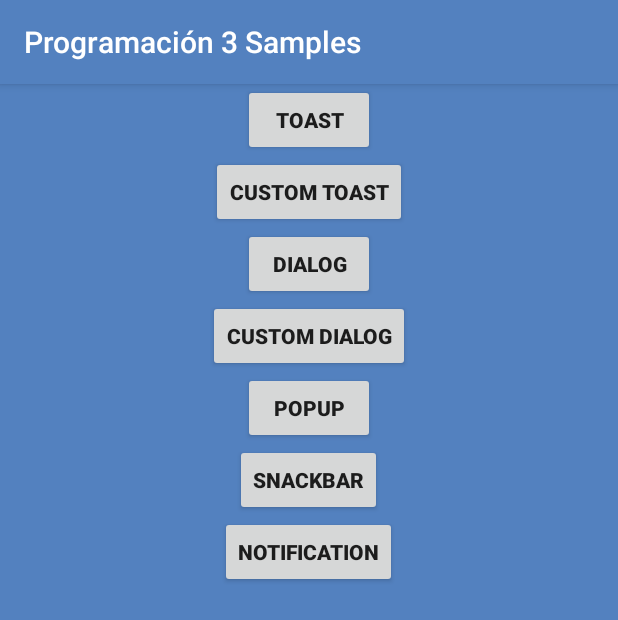
After one commit to adrorodri/programacion3, an Android app: the NotificationsActivity screen opened directly, with no data from a screen before it, on a phone screen of 412 x 824 dp. The commit adds this screen. Shown: the top 620 px of the screen. Run offline under Robolectric (Android 15) with nearby library versions, the phone set to English and light mode, and no system bars.

Commit message:
Notifications Screen added

```diff
--- a/app/build.gradle
+++ b/app/build.gradle
@@ -26,6 +26,8 @@ dependencies {
     androidTestImplementation 'com.android.support.test:runner:1.0.1'
     androidTestImplementation 'com.android.support.test.espresso:espresso-core:3.0.1'
 
-    // RecyclerView
+    // RecyclerView from Support Library
     compile 'com.android.support:recyclerview-v7:27.1.0'
+    // Snackbar and other components from Support Library
+    compile 'com.android.support:design:27.1.0'
 }
--- a/app/src/main/AndroidManifest.xml
+++ b/app/src/main/AndroidManifest.xml
@@ -34,6 +34,7 @@
         <activity android:name=".LoginActivity" />
         <activity android:name=".ListActivity"></activity>
         <activity android:name=".RecyclerActivity" />
+        <activity android:name=".NotificationsActivity" />
     </application>
 
 </manifest>
--- a/app/src/main/java/com/programacion3/myapplication/MainActivity.java
+++ b/app/src/main/java/com/programacion3/myapplication/MainActivity.java
@@ -100,6 +100,10 @@ public class MainActivity extends AppCompatActivity {
                 intent = new Intent(this, RecyclerActivity.class);
                 break;
             }
+            case R.id.buttonMainNotifications: {
+                intent = new Intent(this, NotificationsActivity.class);
+                break;
+            }
             case R.id.buttonMainPopupMenu: {
                 PopupMenu popupMenu = new PopupMenu(this, view);
                 popupMenu.inflate(R.menu.main_menu);
--- /dev/null
+++ b/app/src/main/res/layout/activity_notifications.xml
@@ -0,0 +1,79 @@
+<?xml version="1.0" encoding="utf-8"?>
+
+<ScrollView xmlns:android="http://schemas.android.com/apk/res/android"
+    android:layout_width="match_parent"
+    android:layout_height="match_parent"
+    android:background="@color/colorPrimary"
+    android:id="@+id/parentView">
+
+    <LinearLayout
+        android:layout_width="match_parent"
+        android:layout_height="match_parent"
+        android:orientation="vertical">
+
+        <Button
+            android:id="@+id/buttonToast"
+            android:layout_width="wrap_content"
+            android:layout_height="wrap_content"
+            android:layout_gravity="center_horizontal"
+            android:onClick="buttonClick"
+            android:text="Toast"
+            android:textStyle="bold" />
+
+        <Button
+            android:id="@+id/buttonCustomToast"
+            android:layout_width="wrap_content"
+            android:layout_height="wrap_content"
+            android:layout_gravity="center_horizontal"
+            android:onClick="buttonClick"
+            android:text="Custom Toast"
+            android:textStyle="bold" />
+
+        <Button
+            android:id="@+id/buttonDialog"
+            android:layout_width="wrap_content"
+            android:layout_height="wrap_content"
+            android:layout_gravity="center_horizontal"
+            android:onClick="buttonClick"
+            android:text="Dialog"
+            android:textStyle="bold" />
+
+        <Button
+            android:id="@+id/buttonCustomDialog"
+            android:layout_width="wrap_content"
+            android:layout_height="wrap_content"
+            android:layout_gravity="center_horizontal"
+            android:onClick="buttonClick"
+            android:text="Custom Dialog"
+            android:textStyle="bold" />
+
+        <Button
+            android:id="@+id/buttonPopup"
+            android:layout_width="wrap_content"
+            android:layout_height="wrap_content"
+            android:layout_gravity="center_horizontal"
+            android:onClick="buttonClick"
+            android:text="Popup"
+            android:textStyle="bold" />
+
+        <Button
+            android:id="@+id/buttonSnackbar"
+            android:layout_width="wrap_content"
+            android:layout_height="wrap_content"
+            android:layout_gravity="center_horizontal"
+            android:onClick="buttonClick"
+            android:text="Snackbar"
+            android:textStyle="bold" />
+
+        <Button
+            android:id="@+id/buttonNotification"
+            android:layout_width="wrap_content"
+            android:layout_height="wrap_content"
+            android:layout_gravity="center_horizontal"
+            android:onClick="buttonClick"
+            android:text="Notification"
+            android:textStyle="bold" />
+
+    </LinearLayout>
+
+</ScrollView>
```
Also changed, not shown: app/src/main/java/com/programacion3/myapplication/NotificationsActivity.java (added, +117 -0 lines), app/src/main/res/layout/activity_main.xml (+9 -0 lines), app/src/main/res/layout/layout_toast_custom.xml (added, +16 -0 lines), app/src/main/res/drawable/notification.png (added).
